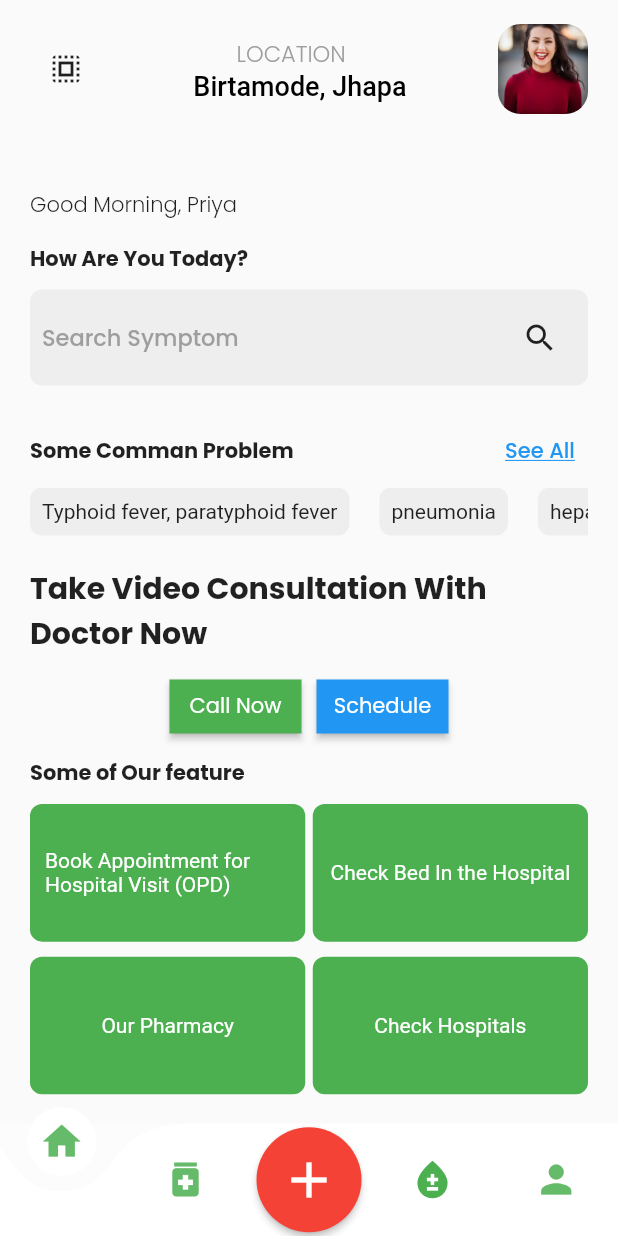
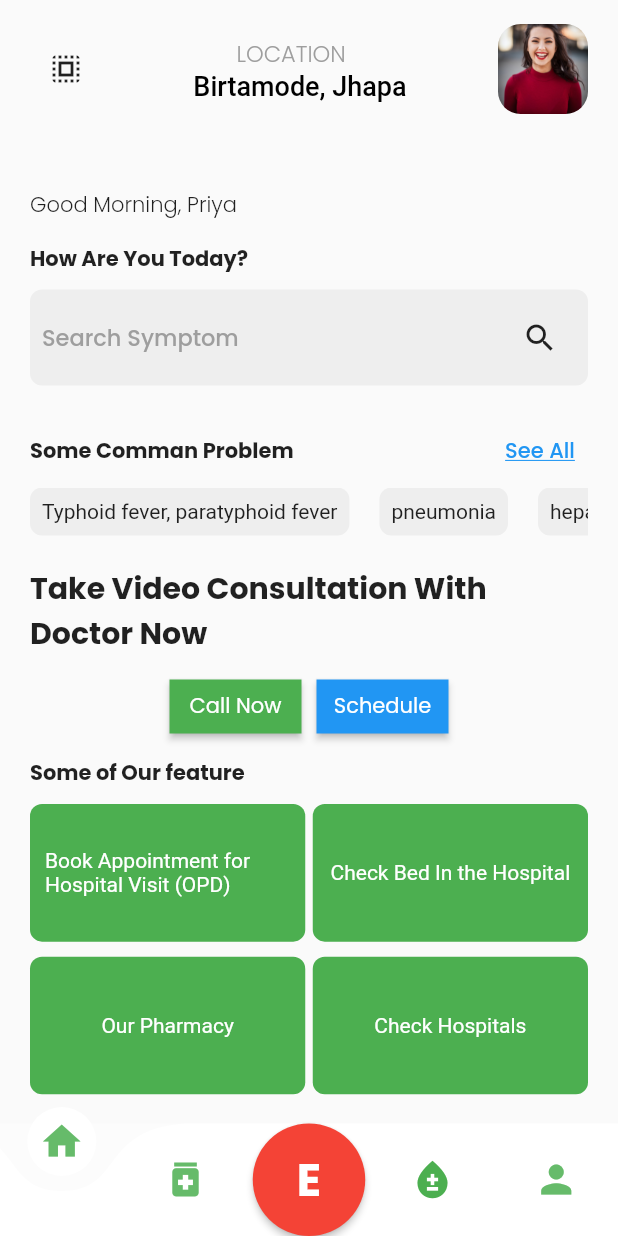
Before and after one commit to sandeepacharya25/Nealth404, a Flutter app: the screen it shows after launch, on a phone screen of 412 x 824 dp. Run offline on Flutter 3.47's test engine with Material 2 defaults, Android fonts, the phone set to English and light mode, and no system bars; drawn by our look-alikes of curved_navigation_bar; our stand-ins replace google_fonts, url_launcher_web.

Commit message:
project completed

```diff
--- a/lib/main.dart
+++ b/lib/main.dart
@@ -1,5 +1,6 @@
 import 'package:curved_navigation_bar/curved_navigation_bar.dart';
 import 'package:flutter/material.dart';
+import 'package:google_fonts/google_fonts.dart';
 import 'package:hackathon/screens/bloodBank.dart';
 import 'package:hackathon/screens/emergency.dart';
 import 'package:hackathon/screens/homepage.dart';
@@ -67,11 +68,18 @@ class _NavigationBarState extends State<NavigationBar> {
             },
             elevation: 2.0,
             fillColor: Colors.red,
-            child: Icon(
-              Icons.add,
-              size: 40.0,
+            child:Text("E",
+            style: GoogleFonts.poppins(
+              fontWeight:FontWeight.bold,
               color: Colors.white,
+              fontSize: 30
             ),
+            ),
+            //  Icon(
+            //   Icons.add,
+            //   size: 40.0,
+            //   color: Colors.white,
+            // ),
             padding: EdgeInsets.all(15.0),
             shape: CircleBorder(),
           ),
```
Also changed, not shown: 1 other file.
